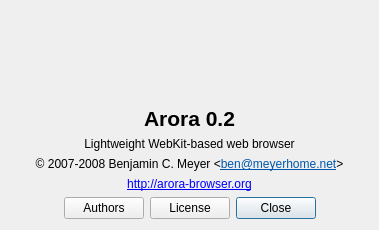
First picture: the form in src/aboutdialog.ui, repository EndorphinBrowser/browser, before the edit.
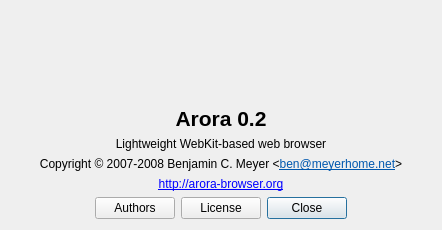
Second picture: the form after the edit. Icons and pictures are not drawn.

Commit message: Compilation and style fixes

```diff
--- a/src/aboutdialog.ui
+++ b/src/aboutdialog.ui
@@ -5,7 +5,7 @@
    <rect>
     <x>0</x>
     <y>0</y>
-    <width>379</width>
+    <width>442</width>
     <height>230</height>
    </rect>
   </property>
@@ -85,7 +85,7 @@
 &lt;html>&lt;head>&lt;meta name="qrichtext" content="1" />&lt;style type="text/css">
 p, li { white-space: pre-wrap; }
 &lt;/style>&lt;/head>&lt;body style=" font-family:'DejaVu Sans'; font-size:9pt; font-weight:400; font-style:normal;">
-&lt;p style=" margin-top:0px; margin-bottom:0px; margin-left:0px; margin-right:0px; -qt-block-indent:0; text-indent:0px;">© 2007-2008 Benjamin C. Meyer &amp;lt;&lt;a href="mailto:ben@meyerhome.net">&lt;span style=" text-decoration: underline; color:#0057ae;">ben@meyerhome.net&lt;/span>&lt;/a>&amp;gt;&lt;/p>&lt;/body>&lt;/html></string>
+&lt;p style=" margin-top:0px; margin-bottom:0px; margin-left:0px; margin-right:0px; -qt-block-indent:0; text-indent:0px;">Copyright © 2007-2008 Benjamin C. Meyer &amp;lt;&lt;a href="mailto:ben@meyerhome.net">&lt;span style=" text-decoration: underline; color:#0057ae;">ben@meyerhome.net&lt;/span>&lt;/a>&amp;gt;&lt;/p>&lt;/body>&lt;/html></string>
      </property>
      <property name="alignment" >
       <set>Qt::AlignCenter</set>
```
Left out of the diff: 6 changed lines with no effect on the pictures. The commit also changes 2 other files.
